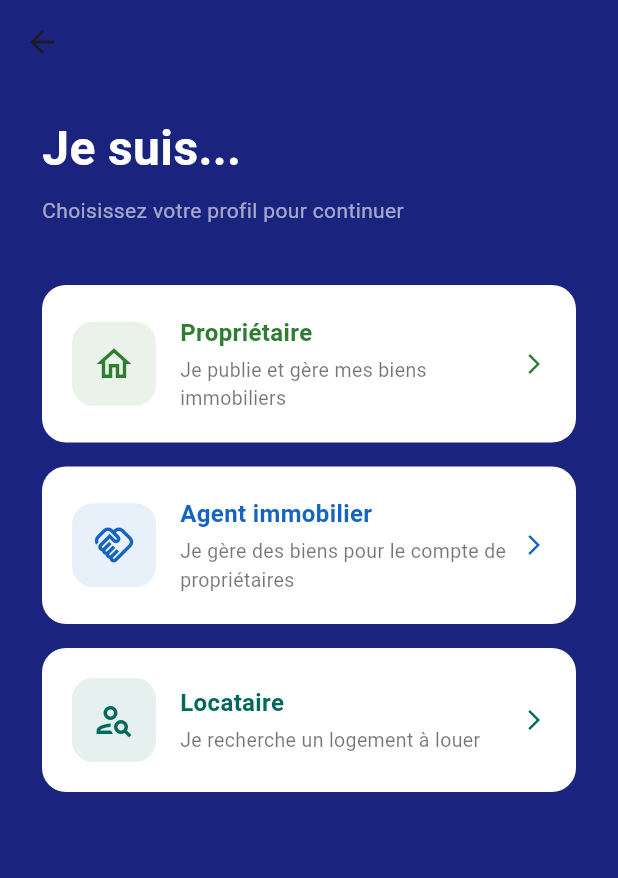
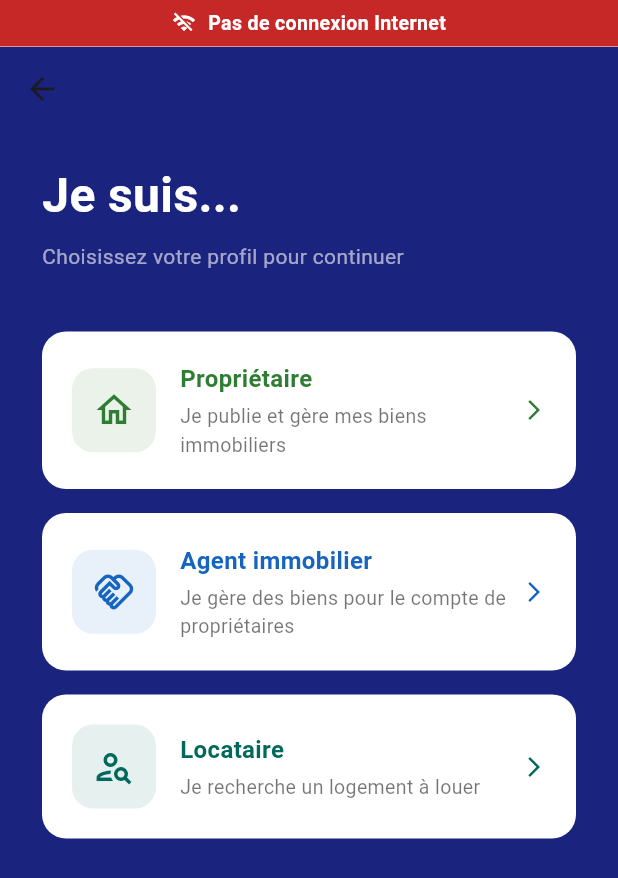
Before and after one commit to ibra-2S/logefacile, a Flutter app: the screen it shows once a user with an empty profile is signed in, after a tap on "Mot de passe oublié ?", after a tap on "Se connecter", after a tap on "S'inscrire", on a phone screen of 412 x 824 dp. Shown: the top 878 px of the screen. Run offline on Flutter 3.47's test engine with Material 3 defaults, Android fonts, the light colour scheme and no system bars; our stand-ins replace cached_network_image, cloud_firestore, connectivity_plus, firebase_auth, firebase_core, firebase_messaging and 14 more; missing offline and left inert: app_badge_plus, google_maps_flutter_android, google_maps_flutter_platform_interface; accounts and stored records are empty; network calls fail; Roboto replaces fonts that are missing (Poppins).

Commit message:
feat: bandeau hors ligne et blocage des actions sans Internet
Bandeau « Pas de connexion Internet » sur tous les écrans (connectivity_plus + vérification DNS réelle), message clair au lieu d'un chargement infini pour la publication d'un bien, l'envoi de message, la demande de visite et le contact support. Version 1.4.7+2.

```diff
--- /dev/null
+++ b/lib/core/services/connexion_service.dart
@@ -0,0 +1,72 @@
+import 'dart:async';
+import 'dart:io';
+
+import 'package:connectivity_plus/connectivity_plus.dart';
+import 'package:flutter/material.dart';
+
+import '../constants/app_colors.dart';
+
+/// Surveille l'accès à Internet pour afficher le bandeau « Pas de connexion »
+/// et bloquer proprement les actions qui ont besoin du réseau.
+///
+/// connectivity_plus ne dit que si le téléphone est relié à un réseau (Wi-Fi,
+/// données mobiles) : un Wi-Fi sans Internet ou un forfait épuisé compte
+/// quand même comme « connecté ». On confirme donc par une résolution DNS.
+class ConnexionService {
+  ConnexionService._();
+  static final instance = ConnexionService._();
+
+  /// true tant qu'Internet est joignable (optimiste au démarrage)
+  final enLigne = ValueNotifier<bool>(true);
+
+  StreamSubscription<List<ConnectivityResult>>? _sub;
+  Timer? _relance;
+
+  void demarrer() {
+    if (_sub != null) return;
+    _sub = Connectivity().onConnectivityChanged.listen((_) => verifier());
+    verifier();
+  }
+
+  /// Teste l'accès réel à Internet et met à jour [enLigne].
+  Future<bool> verifier() async {
+    final reseaux = await Connectivity().checkConnectivity();
+    var ok = !reseaux.every((r) => r == ConnectivityResult.none);
+    if (ok) {
+      try {
+        final r = await InternetAddress.lookup(
+          'firestore.googleapis.com',
+        ).timeout(const Duration(seconds: 5));
+        ok = r.isNotEmpty && r.first.rawAddress.isNotEmpty;
+      } catch (_) {
+        ok = false;
+      }
+    }
+    enLigne.value = ok;
+
+    // hors ligne : on re-teste régulièrement, car un réseau qui retrouve
+    // Internet (forfait rechargé…) ne déclenche pas toujours d'événement
+    _relance?.cancel();
+    if (!ok) {
+      _relance = Timer(const Duration(seconds: 10), verifier);
+    }
+    return ok;
+  }
+
+  /// À appeler au début d'une action qui a besoin du réseau : affiche un
+  /// message et renvoie false si l'appareil est hors ligne.
+  Future<bool> exigerConnexion(BuildContext context) async {
+    if (await verifier()) return true;
+    if (context.mounted) {
+      ScaffoldMessenger.of(context).showSnackBar(
+        const SnackBar(
+          content: Text(
+            'Pas de connexion Internet. Vérifiez votre réseau puis réessayez.',
+          ),
+          backgroundColor: AppColors.erreur,
+        ),
+      );
+    }
+    return false;
+  }
+}
--- /dev/null
+++ b/lib/core/widgets/bandeau_hors_ligne.dart
@@ -0,0 +1,77 @@
+import 'package:flutter/material.dart';
+
+import '../constants/app_colors.dart';
+import '../services/connexion_service.dart';
+
+/// Bandeau affiché en haut de tous les écrans quand Internet est coupé.
+/// Les annonces déjà chargées restent consultables (cache Firestore).
+class BandeauHorsLigne extends StatelessWidget {
+  final Widget child;
+  const BandeauHorsLigne({super.key, required this.child});
+
+  @override
+  Widget build(BuildContext context) {
+    return ValueListenableBuilder<bool>(
+      valueListenable: ConnexionService.instance.enLigne,
+      builder: (context, enLigne, _) {
+        return Column(
+          children: [
+            AnimatedSize(
+              duration: const Duration(milliseconds: 250),
+              child:
+                  enLigne
+                      ? const SizedBox(width: double.infinity)
+                      : Material(
+                        color: AppColors.erreur,
+                        child: SafeArea(
+                          bottom: false,
+                          child: SizedBox(
+                            width: double.infinity,
+                            child: Padding(
+                              padding: const EdgeInsets.symmetric(
+                                horizontal: 16,
+                                vertical: 6,
+                              ),
+                              child: Row(
+                                mainAxisAlignment: MainAxisAlignment.center,
+                                children: const [
+                                  Icon(
+                                    Icons.wifi_off,
+                                    color: Colors.white,
+                                    size: 16,
+                                  ),
+                                  SizedBox(width: 8),
+                                  Flexible(
+                                    child: Text(
+                                      'Pas de connexion Internet',
+                                      style: TextStyle(
+                                        color: Colors.white,
+                                        fontSize: 13,
+                                        fontWeight: FontWeight.w600,
+                                      ),
+                                    ),
+                                  ),
+                                ],
+                              ),
+                            ),
+                          ),
+                        ),
+                      ),
+            ),
+            Expanded(
+              // le bandeau occupe déjà la barre d'état : on évite que
+              // l'AppBar en dessous ajoute une seconde marge en haut.
+              // Toujours le même widget parent, pour ne pas reconstruire
+              // l'écran en cours (et perdre sa saisie) à chaque coupure.
+              child: MediaQuery.removePadding(
+                context: context,
+                removeTop: !enLigne,
+                child: child,
+              ),
+            ),
+          ],
+        );
+      },
+    );
+  }
+}
--- a/lib/features/chat/screens/chat_screen.dart
+++ b/lib/features/chat/screens/chat_screen.dart
@@ -1,6 +1,7 @@
 import 'package:flutter/material.dart';
 import 'package:flutter_riverpod/flutter_riverpod.dart';
 
+import '../../../core/services/connexion_service.dart';
 import '../../../core/constants/app_colors.dart';
 import '../../../core/models/message_model.dart';
 import '../../../core/services/firestore_service.dart';
@@ -42,6 +43,8 @@ class _ChatScreenState extends ConsumerState<ChatScreen> {
 
   Future<void> _envoyerMessage() async {
     if (_messageCtrl.text.trim().isEmpty) return;
+    if (!await ConnexionService.instance.exigerConnexion(context)) return;
+    if (!mounted) return;
 
     final utilisateur = ref.read(utilisateurActuelProvider).asData?.value;
     if (utilisateur == null) return;
--- a/lib/features/owner/screens/add_property_screen.dart
+++ b/lib/features/owner/screens/add_property_screen.dart
@@ -7,6 +7,7 @@ import 'package:geolocator/geolocator.dart';
 import 'package:go_router/go_router.dart';
 import 'package:image_picker/image_picker.dart';
 
+import '../../../core/services/connexion_service.dart';
 import '../../../core/constants/app_colors.dart';
 import '../../../core/constants/equipements.dart';
 import '../../../core/models/property_model.dart';
@@ -266,6 +267,8 @@ class _AddPropertyScreenState extends ConsumerState<AddPropertyScreen> {
       );
       return;
     }
+    if (!await ConnexionService.instance.exigerConnexion(context)) return;
+    if (!mounted) return;
 
     final nomProprietaireManquant =
         u?.role == UserRole.agent && _nomProprietaireCtrl.text.trim().isEmpty;
--- a/lib/features/profile/screens/contact_screen.dart
+++ b/lib/features/profile/screens/contact_screen.dart
@@ -4,6 +4,7 @@ import 'package:flutter/services.dart';
 import 'package:flutter_riverpod/flutter_riverpod.dart';
 
 import '../../../core/constants/app_colors.dart';
+import '../../../core/services/connexion_service.dart';
 import '../../../features/auth/providers/auth_provider.dart';
 
 class ContactScreen extends ConsumerStatefulWidget {
@@ -49,6 +50,8 @@ class _ContactScreenState extends ConsumerState<ContactScreen> {
       );
       return;
     }
+    if (!await ConnexionService.instance.exigerConnexion(context)) return;
+    if (!mounted) return;
     final utilisateur = ref.read(utilisateurActuelProvider).asData?.value;
     setState(() => _envoi = true);
     try {
--- a/lib/features/tenant/screens/property_detail_screen.dart
+++ b/lib/features/tenant/screens/property_detail_screen.dart
@@ -5,6 +5,7 @@ import 'package:flutter_riverpod/flutter_riverpod.dart';
 import 'package:go_router/go_router.dart';
 import 'package:google_maps_flutter/google_maps_flutter.dart';
 
+import '../../../core/services/connexion_service.dart';
 import '../../../core/constants/app_colors.dart';
 import '../../../core/constants/app_routes.dart';
 import '../../../core/models/property_model.dart';
@@ -236,6 +237,8 @@ class _PropertyDetailScreenState extends ConsumerState<PropertyDetailScreen> {
 
   Future<void> _demanderVisite(PropertyModel bien) async {
     if (_exigerConnexion()) return;
+    if (!await ConnexionService.instance.exigerConnexion(context)) return;
+    if (!mounted) return;
     final utilisateur = ref.read(utilisateurActuelProvider).asData?.value;
     if (utilisateur == null) return;
 
--- a/lib/main.dart
+++ b/lib/main.dart
@@ -9,9 +9,11 @@ import 'package:flutter_riverpod/flutter_riverpod.dart';
 import 'package:google_maps_flutter_android/google_maps_flutter_android.dart';
 import 'package:google_maps_flutter_platform_interface/google_maps_flutter_platform_interface.dart';
 
+import 'core/services/connexion_service.dart';
 import 'core/services/firestore_service.dart';
 import 'core/services/notification_service.dart';
 import 'core/services/rappel_service.dart';
+import 'core/widgets/bandeau_hors_ligne.dart';
 import 'features/auth/providers/auth_provider.dart';
 import 'firebase_options.dart';
 import 'router/app_router.dart';
@@ -42,6 +44,7 @@ Future<void> main() async {
   FirebaseMessaging.onBackgroundMessage(_messageArrierePlan);
   await NotificationService.instance.initialiser();
   await RappelService.initialiser();
+  ConnexionService.instance.demarrer();
 
   runApp(
     // ProviderScope nécessaire pour Riverpod
@@ -135,6 +138,9 @@ class _LogeFacileState extends ConsumerState<LogeFacile> {
         fontFamily: 'Poppins',
       ),
       routerConfig: routeur,
+      // bandeau « Pas de connexion Internet » au-dessus de tous les écrans
+      builder: (context, child) =>
+          BandeauHorsLigne(child: child ?? const SizedBox.shrink()),
     );
   }
 }
--- a/pubspec.yaml
+++ b/pubspec.yaml
@@ -16,7 +16,7 @@ publish_to: 'none' # Remove this line if you wish to publish to pub.dev
 # https://developer.apple.com/library/archive/documentation/General/Reference/InfoPlistKeyReference/Articles/CoreFoundationKeys.html
 # In Windows, build-name is used as the major, minor, and patch parts
 # of the product and file versions while build-number is used as the build suffix.
-version: 1.4.7+1
+version: 1.4.7+2
 
 environment:
   sdk: ^3.7.2
@@ -59,6 +59,7 @@ dependencies:
   flutter_local_notifications: ^18.0.1
   timezone: ^0.9.4
   flutter_svg: ^2.3.0
+  connectivity_plus: ^7.3.1
 
 dev_dependencies:
   flutter_launcher_icons: ^0.14.1
```
Also changed, not shown: pubspec.lock, 3 other files.
